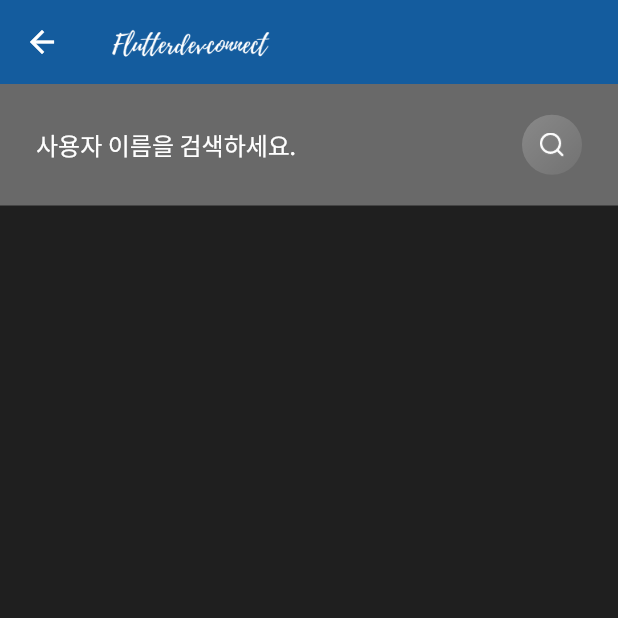
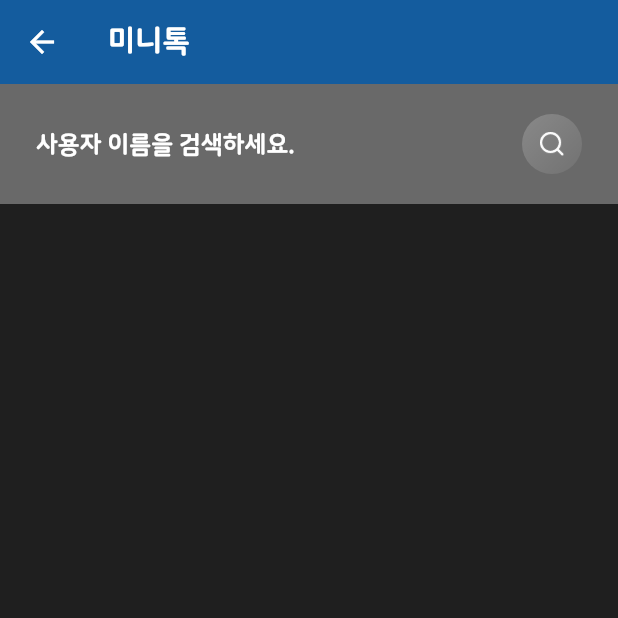
Before and after one commit to YANG087/minitalk-flutter, a Flutter app: the ChatRoom screen opened directly, after a tap on the "search" icon, on a phone screen of 412 x 824 dp, the top half of it. Run offline on Flutter 3.47's test engine with Material 2 defaults, Android fonts, the phone set to English and light mode, and no system bars; our stand-ins replace cloud_firestore, firebase_auth, google_sign_in, shared_preferences; accounts and stored records are empty.

Commit message:
어플명 변경 / 글꼴변경

```diff
--- a/lib/main.dart
+++ b/lib/main.dart
@@ -40,7 +40,7 @@ class _MyAppState extends State<MyApp> {
         primaryColor: Color(0xff145C9E),
         scaffoldBackgroundColor: Color(0xff1F1F1F),
         accentColor: Color(0xff007EF4),
-        fontFamily: "OverpassRegular",
+        fontFamily: "NanumSqureRound",
         visualDensity: VisualDensity.adaptivePlatformDensity,
       ),
       home: userIsLoggedIn != null ?  userIsLoggedIn ? ChatRoom() : Authenticate()
--- a/lib/views/ChatRoom.dart
+++ b/lib/views/ChatRoom.dart
@@ -59,10 +59,11 @@ class _ChatRoomState extends State<ChatRoom> {
   Widget build(BuildContext context) {
     return Scaffold(
       appBar: AppBar(
-        title: Image.asset(
-          "assets/images/logo.png",
-          height: 40,
-        ),
+        title: Text('미니톡', style: TextStyle(fontFamily: "NanumSqureRound", fontSize: 20, fontWeight: FontWeight.bold)),
+        // title: Image.asset(
+        //   "assets/images/logo.png",
+        //   height: 40,
+        // ),
         elevation: 0.0,
         centerTitle: false,
         actions: [
@@ -124,8 +125,9 @@ class ChatRoomsTile extends StatelessWidget {
                   style: TextStyle(
                       color: Colors.white,
                       fontSize: 16,
-                      fontFamily: 'OverpassRegular',
+                      fontFamily: 'NanumSqureRound',
                       fontWeight: FontWeight.w300)),
+                      padding: EdgeInsets.fromLTRB(0, 5, 0, 0),
             ),
             SizedBox(
               width: 12,
@@ -135,7 +137,7 @@ class ChatRoomsTile extends StatelessWidget {
                 style: TextStyle(
                     color: Colors.white,
                     fontSize: 16,
-                    fontFamily: 'OverpassRegular',
+                    fontFamily: 'NanumSqureRound',
                     fontWeight: FontWeight.w300))
           ],
         ),
--- a/lib/views/chat.dart
+++ b/lib/views/chat.dart
@@ -177,7 +177,7 @@ class MessageTile extends StatelessWidget {
             style: TextStyle(
             color: Colors.white,
             fontSize: 16,
-            fontFamily: 'OverpassRegular',
+            fontFamily: 'NanumSqureRound',
             fontWeight: FontWeight.w300)),
       ),
     );
--- a/lib/widget/widget.dart
+++ b/lib/widget/widget.dart
@@ -2,12 +2,13 @@ import 'package:flutter/material.dart';
 
 Widget appBarMain(BuildContext context) {
   return AppBar(
-    title:
-    // Text('ktalk'),
-    Image.asset(
-      "assets/images/logo.png",
-      height: 40,
-    ),
+    title: Text('미니톡', style: TextStyle(fontFamily: "NanumSqureRound", fontSize: 20, fontWeight: FontWeight.bold)),
+    // title:
+    // // Text('ktalk'),
+    // Image.asset(
+    //   "assets/images/logo.png",
+    //   height: 40,
+    // ),
 
     elevation: 0.0,
     centerTitle: false,
--- a/pubspec.yaml
+++ b/pubspec.yaml
@@ -69,6 +69,10 @@ flutter:
     - family: OverpassRegular
       fonts:
         - asset: assets/fonts/overpass_regular.otf
+
+    - family: NanumSqureRound
+      fonts:
+        - asset: assets/fonts/NanumSquareRoundOTFEB.otf
   #       - asset: fonts/Schyler-Italic.ttf
   #         style: italic
   #   - family: Trajan Pro
```
Also changed, not shown: assets/fonts/NanumSquareRoundOTFEB.otf (added), 1 other file.
